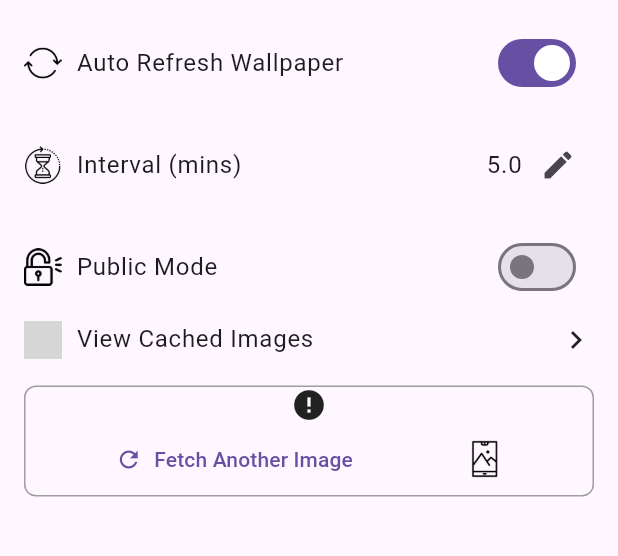
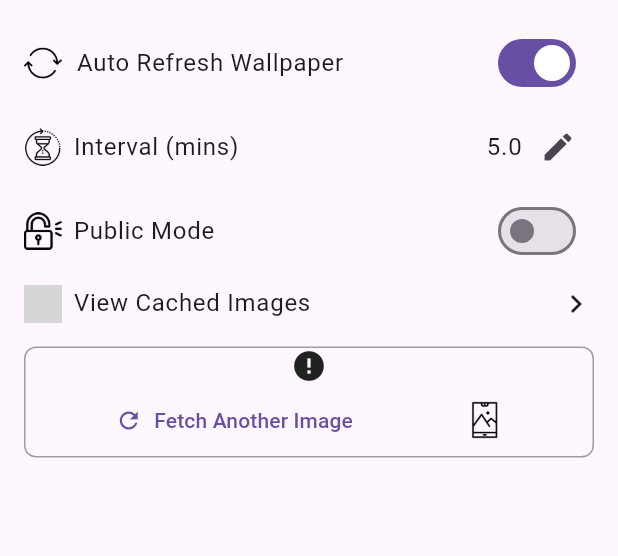
Before and after one commit to Dwaraka-Poreddy/Wallpaper-Manager, a Flutter app: the screen it shows after launch, on a phone screen of 412 x 824 dp, the part 63-619 px from its top. Run offline on Flutter 3.47's test engine with Material 3 defaults, Android fonts, the phone set to English and light mode, and no system bars; our stand-ins replace cached_network_image, image_picker, local_auth, shared_preferences; missing offline and left inert: flutter_wallpaper_manager; grey boxes are pictures that could not be loaded.

Commit message:
Tweaks Spacing adjustment

```diff
--- a/lib/screens/home_screen.dart
+++ b/lib/screens/home_screen.dart
@@ -137,7 +137,10 @@ class _HomeScreenState extends State<HomeScreen> {
                   ),
                   if (_autoRefresh)
                     Padding(
-                      padding: const EdgeInsets.all(16.0),
+                      padding: const EdgeInsets.symmetric(
+                        horizontal: 16.0,
+                        vertical: 4.0,
+                      ),
                       child: Row(
                         children: [
                           Image.asset(
@@ -146,7 +149,7 @@ class _HomeScreenState extends State<HomeScreen> {
                             height: 25,
                           ),
                           const SizedBox(
-                            width: 10,
+                            width: 8,
                           ),
                           Text(
                             'Interval (mins)',
@@ -208,7 +211,7 @@ class _HomeScreenState extends State<HomeScreen> {
                           height: 25,
                         ),
                         const SizedBox(
-                          width: 10,
+                          width: 8,
                         ),
                         const Text('Public Mode'),
                       ],
@@ -261,7 +264,7 @@ class _HomeScreenState extends State<HomeScreen> {
                                   height: 25,
                                 ),
                                 const SizedBox(
-                                  width: 10,
+                                  width: 8,
                                 ),
                                 Text(
                                   "View Cached Images",
@@ -276,7 +279,7 @@ class _HomeScreenState extends State<HomeScreen> {
                     ),
                   ),
                   const SizedBox(
-                    height: 10,
+                    height: 8,
                   ),
                   Padding(
                     padding: const EdgeInsets.symmetric(horizontal: 16.0),
```
